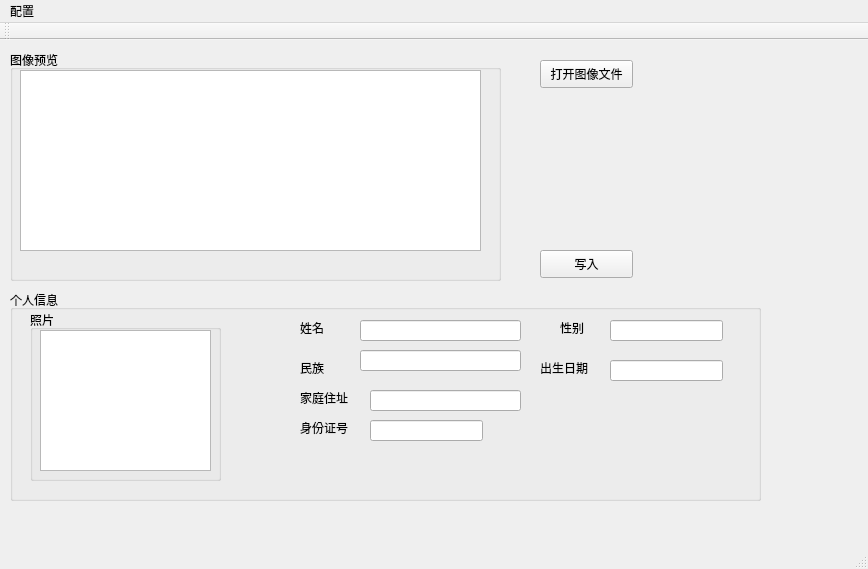
Before: the Qt Designer form QT/mainwindow.ui in worlddog/-idinfo, drawn with Qt 5.
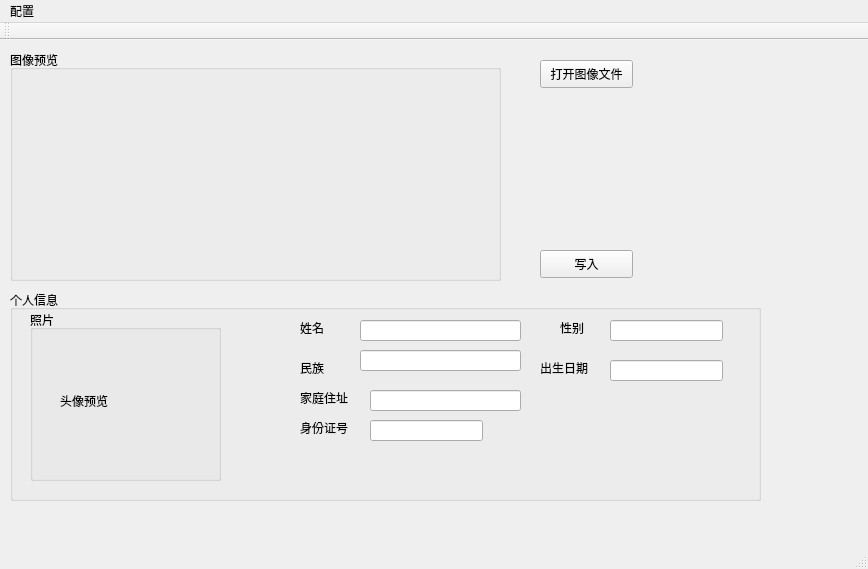
After: the same form once the commit is applied.

```diff
--- a/QT/mainwindow.ui
+++ b/QT/mainwindow.ui
@@ -26,15 +26,18 @@
     <property name="title">
      <string>图像预览</string>
     </property>
-    <widget class="QGraphicsView" name="graphicsView">
+    <widget class="QLabel" name="image_label">
      <property name="geometry">
       <rect>
        <x>10</x>
-       <y>20</y>
+       <y>30</y>
        <width>461</width>
-       <height>181</height>
+       <height>171</height>
       </rect>
      </property>
+     <property name="text">
+      <string/>
+     </property>
     </widget>
    </widget>
    <widget class="QGroupBox" name="groupBox_2">
@@ -61,15 +64,18 @@
      <property name="title">
       <string>照片</string>
      </property>
-     <widget class="QGraphicsView" name="graphicsView_2">
+     <widget class="QLabel" name="image_label2">
       <property name="geometry">
        <rect>
-        <x>10</x>
-        <y>20</y>
-        <width>171</width>
-        <height>141</height>
+        <x>30</x>
+        <y>30</y>
+        <width>141</width>
+        <height>121</height>
        </rect>
       </property>
+      <property name="text">
+       <string>头像预览</string>
+      </property>
      </widget>
     </widget>
     <widget class="QLabel" name="label">
```
